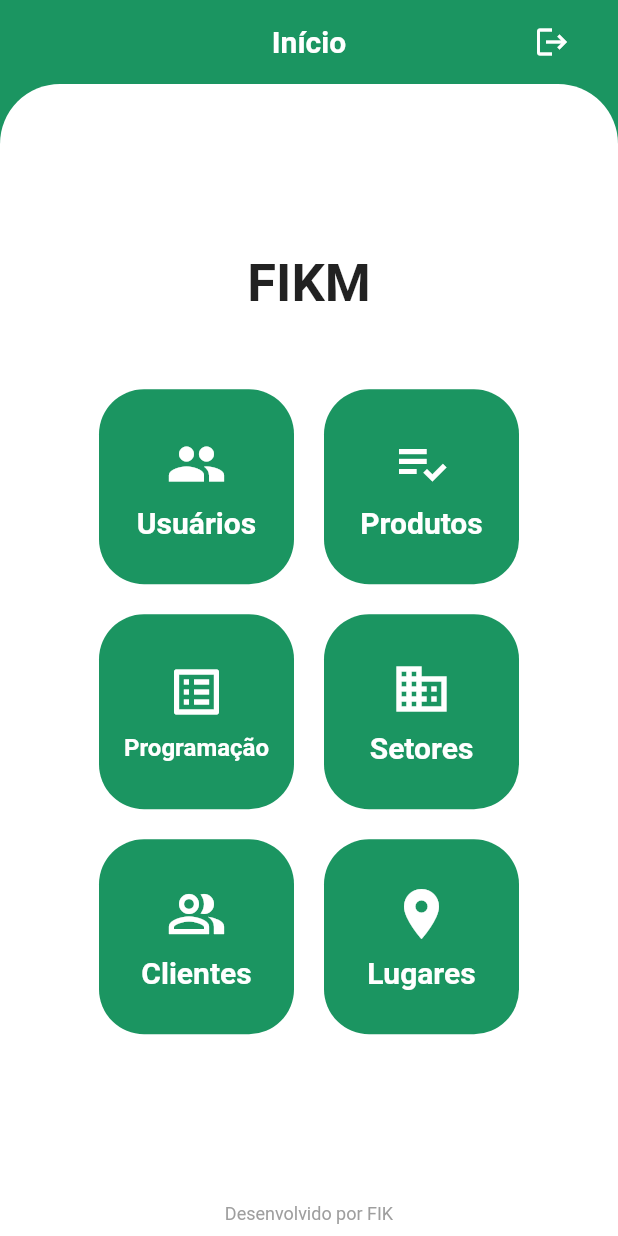
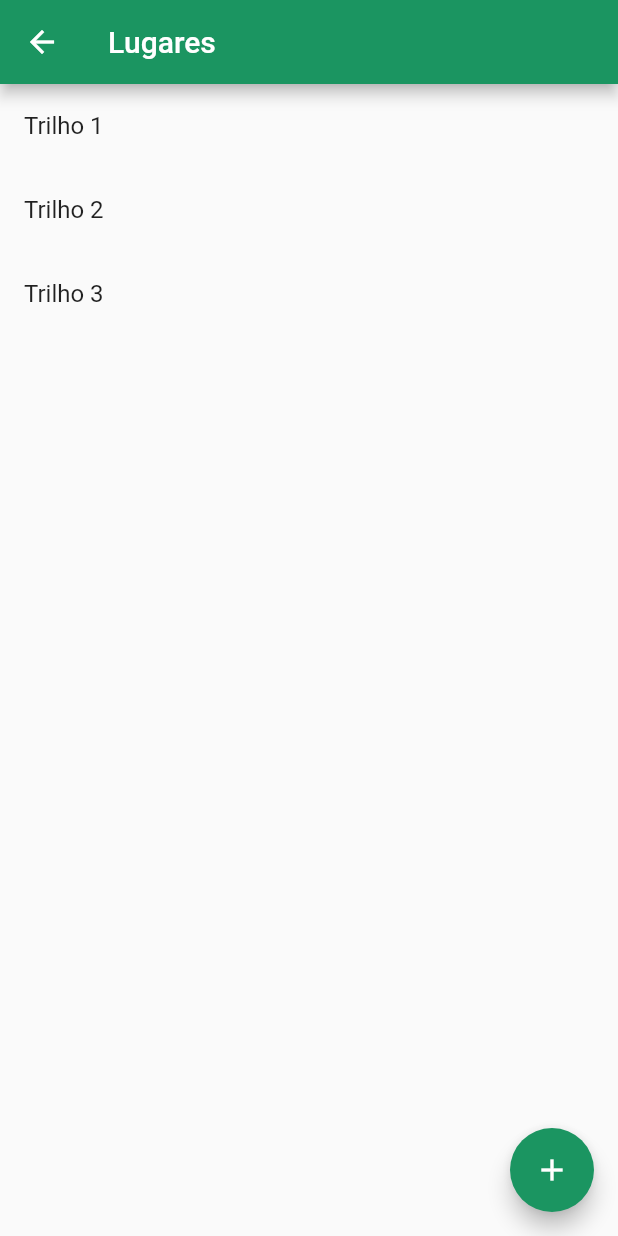
Before and after one commit to fajusto/projeto_tcc_rastreador, a Flutter app: the HomePage screen opened directly, after a tap on "Lugares", on a phone screen of 412 x 824 dp. Run offline on Flutter 3.47's test engine with Material 2 defaults, Android fonts, the phone set to English and light mode, and no system bars; our stand-ins replace animated_text_kit, google_fonts, mobx; accounts and stored records are empty; generated files the repository leaves out were written again; Roboto replaces fonts that are missing (Ubuntu).

Commit message:
- created customers and places

```diff
--- a/lib/modules/home/views/home_page.dart
+++ b/lib/modules/home/views/home_page.dart
@@ -1,7 +1,9 @@
 import 'package:flutter/material.dart';
 import 'package:google_fonts/google_fonts.dart';
 import 'package:projeto_tcc_rastreador/modules/auth/loginpage.dart';
+import 'package:projeto_tcc_rastreador/modules/customers/views/customers.dart';
 import 'package:projeto_tcc_rastreador/modules/home/widgets/menu_button.dart';
+import 'package:projeto_tcc_rastreador/modules/places/views/places.dart';
 import 'package:projeto_tcc_rastreador/modules/products/products.dart';
 import 'package:projeto_tcc_rastreador/modules/schedules/views/schedules.dart';
 import 'package:projeto_tcc_rastreador/modules/sections/views/sections.dart';
@@ -112,12 +114,24 @@ class HomePage extends StatelessWidget {
                       MenuButton(
                         icon: Icons.people_alt_outlined,
                         title: 'Clientes',
-                        onTap: () {},
+                        onTap: () {
+                          Navigator.push(
+                              context,
+                              MaterialPageRoute(
+                                  builder: (_) => const Customers())
+                          );
+                        },
                       ),
                       MenuButton(
                         icon: Icons.place,
                         title: 'Lugares',
-                        onTap: () {},
+                        onTap: () {
+                          Navigator.push(
+                              context,
+                              MaterialPageRoute(
+                                  builder: (_) => const Places())
+                          );
+                        },
                       ),
                     ],
                   ),
--- /dev/null
+++ b/lib/modules/places/models/place.dart
@@ -0,0 +1,10 @@
+class Place {
+
+  String? uuid;
+  String? name;
+
+  Place({
+    this.uuid,
+    this.name
+  });
+}
--- /dev/null
+++ b/lib/modules/places/views/places.dart
@@ -0,0 +1,56 @@
+import 'package:flutter/material.dart';
+
+import '../models/place.dart';
+
+class Places extends StatefulWidget {
+  const Places({Key? key}) : super(key: key);
+
+  @override
+  State<Places> createState() => _PlacesState();
+}
+
+class _PlacesState extends State<Places> {
+
+  List<Place> places = [
+    Place(
+      uuid: 'sijdkfonbojdfbnojnbo',
+      name: 'Trilho 1',
+    ),
+    Place(
+      uuid: 'rjhnejigiejniuenruie',
+      name: 'Trilho 2',
+    ),
+    Place(
+      uuid: 'rjhwefwfwfwgghrtj6j6',
+      name: 'Trilho 3',
+    ),
+  ];
+
+  @override
+  Widget build(BuildContext context) {
+    return Scaffold(
+      appBar: AppBar(
+        title: const Text('Lugares'),
+      ),
+      body: Column(
+        children: [
+          Expanded(
+            child: ListView.builder(
+                itemCount: places.length,
+                itemBuilder: (context, index) {
+                  return ListTile(
+                    title: Text(places[index].name!),
+                    onTap: () {},
+                  );
+                }
+            ),
+          )
+        ],
+      ),
+      floatingActionButton: FloatingActionButton(
+        onPressed: () {},
+        child: const Icon(Icons.add),
+      ),
+    );
+  }
+}
```
Also changed, not shown: lib/modules/users/views/user_info.dart (+14 -1 lines), lib/modules/users/views/users.dart (+15 -2 lines).
